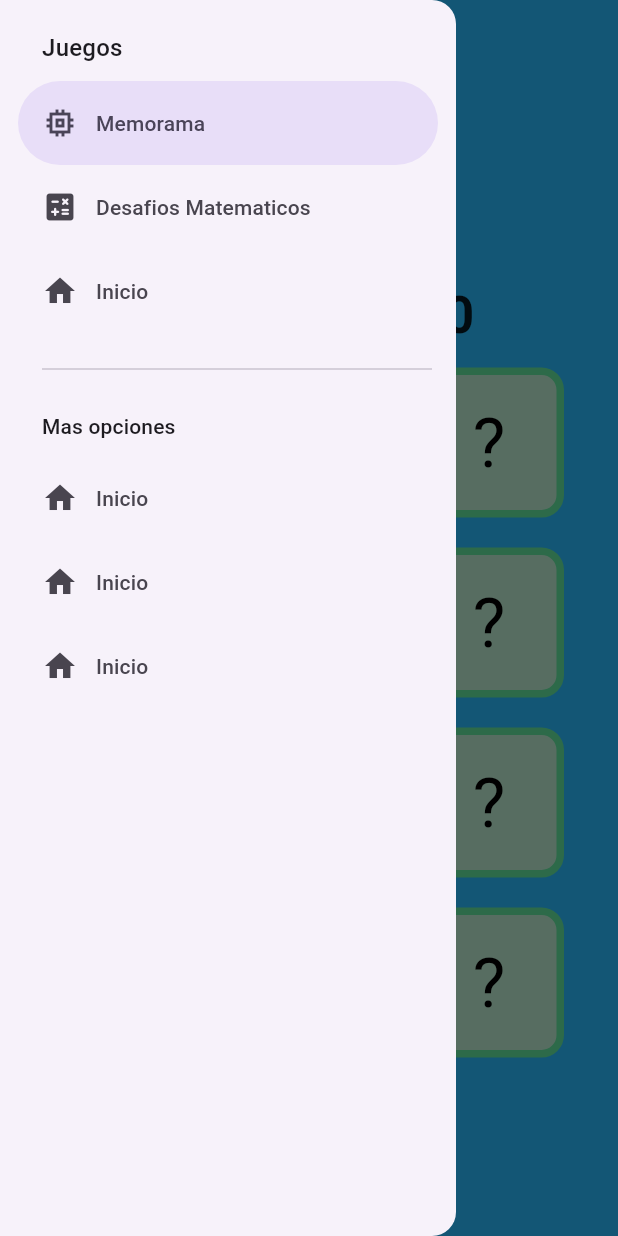
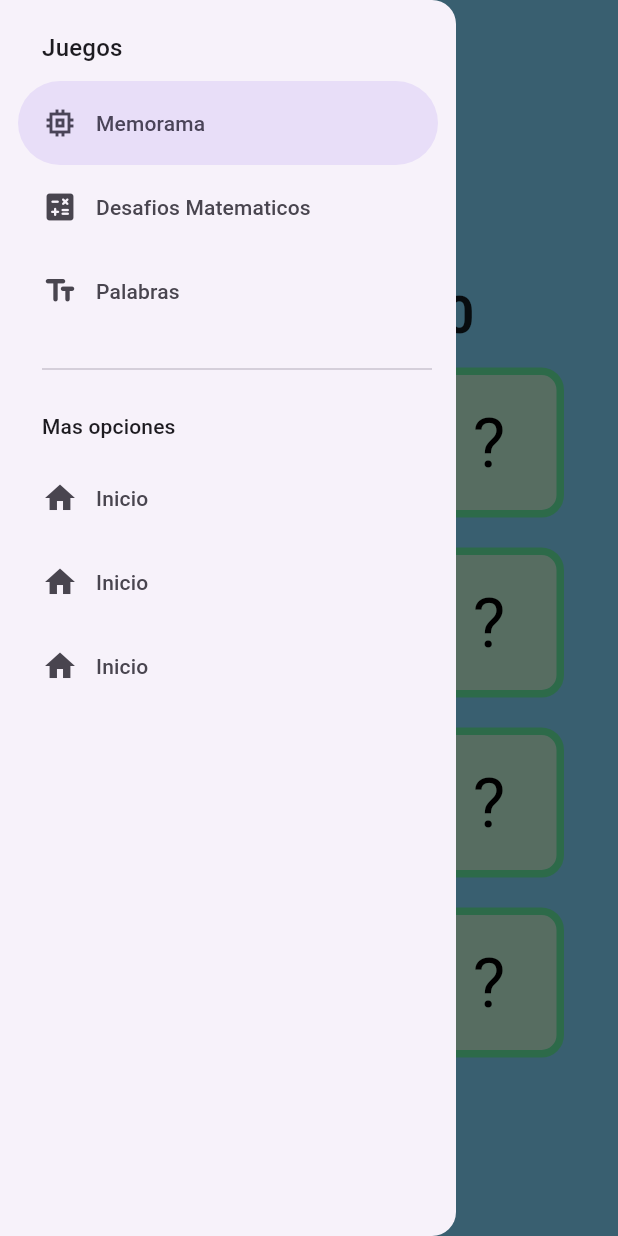
Before and after one commit to Isa-josep/aprendizaje, a Flutter app: the screen it shows after launch, with the side drawer open, on a phone screen of 412 x 824 dp. Run offline on Flutter 3.47's test engine with Material 3 defaults, Android fonts, the phone set to English and light mode, and no system bars; our stand-ins replace flutter_riverpod, flutter_tts, go_router.

Commit message:
cosas de confug and stiles

```diff
--- a/lib/config/menu/menu_items.dart
+++ b/lib/config/menu/menu_items.dart
@@ -38,10 +38,10 @@ const appMenuItems = <MenuItem>[
   ),
 
   MenuItem(
-    title: 'Inicio',
+    title: 'Palabras',
     subTitle: 'Página principal',
-    link: '/home_view',
-    icon: Icons.home,
+    link: '/p',
+    icon: Icons.text_fields_rounded,
   ),
 
   MenuItem(
--- a/lib/config/router/app_router.dart
+++ b/lib/config/router/app_router.dart
@@ -25,5 +25,10 @@ final appRouter = GoRouter(
       path: '/d',
       builder: (context, state) => const DesafiosScreen(),
     ),
+
+    GoRoute(
+      path: '/p',
+      builder: (context, state) => const Palabras(),
+    ),
   ],
 );
--- a/lib/presentation/screens/memo_screen.dart
+++ b/lib/presentation/screens/memo_screen.dart
@@ -11,7 +11,7 @@ class Memorama extends StatelessWidget {
     return Scaffold(
       key: scaffoldKey,
       appBar: AppBar(
-        backgroundColor: const Color.fromARGB(255, 41, 187, 255),
+        backgroundColor: const Color.fromARGB(255, 124, 206, 244),
       ),
       body: const Center(
 
@@ -54,7 +54,7 @@ class MemoramaScreenState extends State<MemoramaScreen> {
   @override
   Widget build(BuildContext context) {
     return Container(
-      color: const Color.fromARGB(255, 41, 187, 255),
+      color: const Color.fromARGB(255, 124, 206, 244),
       child: Center(
         child: Column(
           mainAxisAlignment: MainAxisAlignment.center,
--- a/lib/presentation/screns.dart
+++ b/lib/presentation/screns.dart
@@ -1,3 +1,5 @@
+export  'screens/palabras_screen.dart';
+
 export 'screens/desafios_screen.dart';
 export 'screens/home_screen.dart';
 export 'screens/memo_screen.dart';
```
Also changed, not shown: lib/presentation/screens/desafios_screen.dart (+24 -5 lines).
